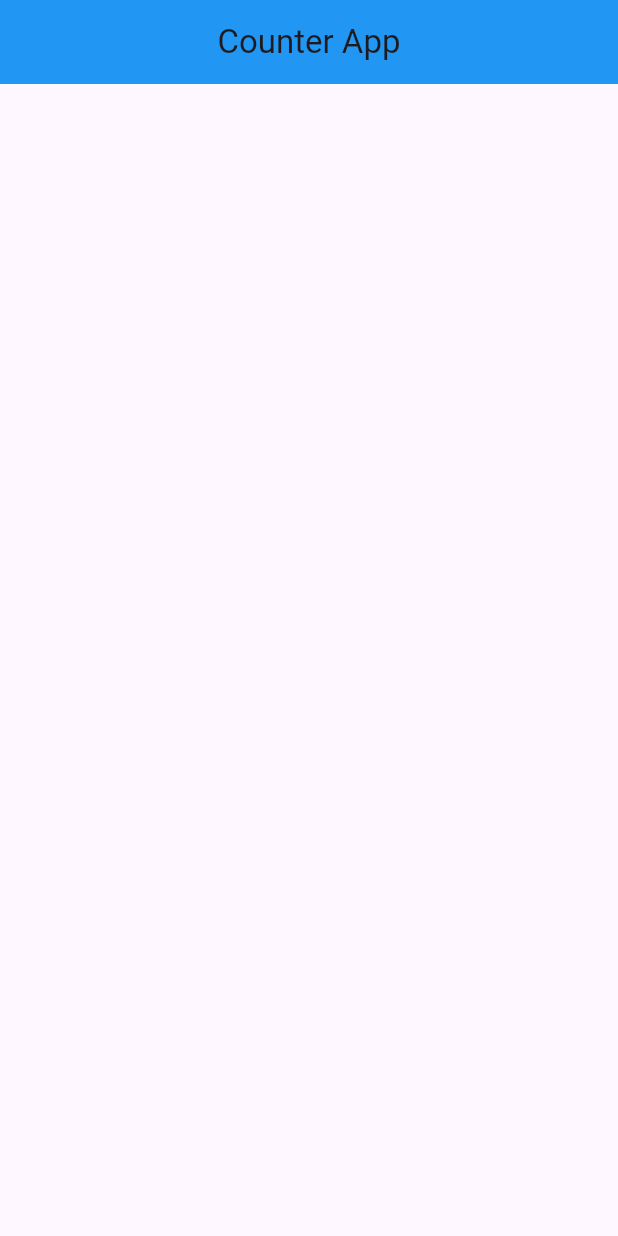
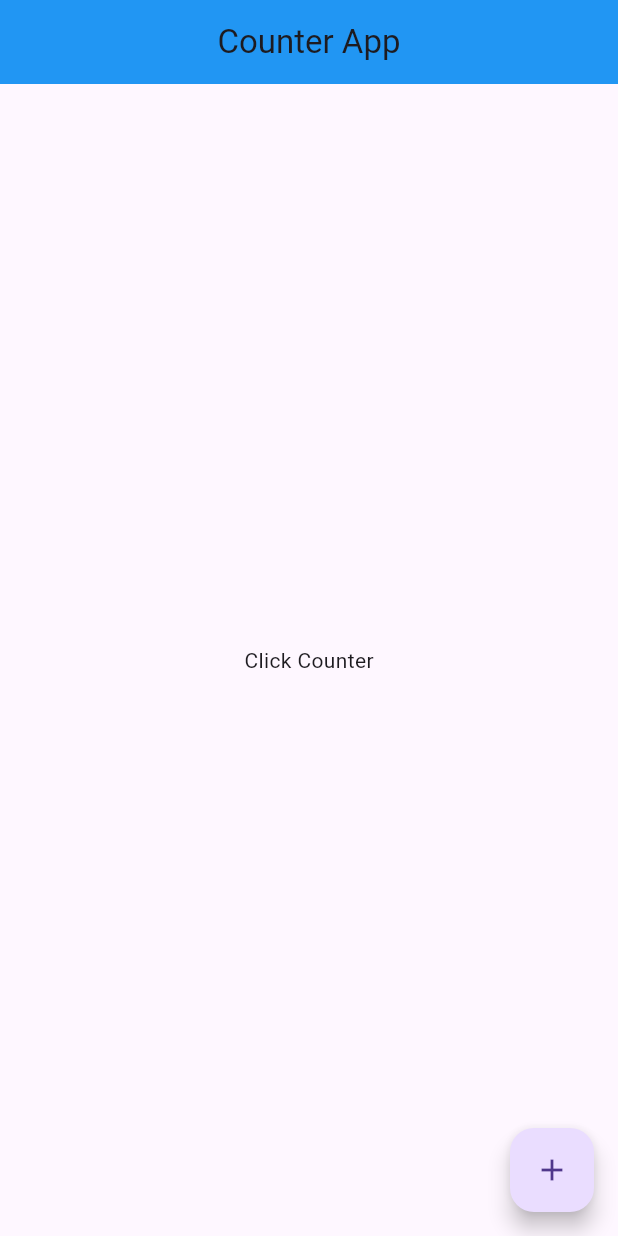
Before and after one commit to adeshgg/flutter-counter, a Flutter app: the screen it shows after launch, on a phone screen of 412 x 824 dp. Run offline on Flutter 3.47's test engine with Material 3 defaults, Android fonts, the phone set to English and light mode, and no system bars.

Commit message:
Added body and floating action button

```diff
--- a/lib/main.dart
+++ b/lib/main.dart
@@ -14,10 +14,23 @@ class MyApp extends StatelessWidget {
       debugShowCheckedModeBanner: false,
       home: Scaffold(
         appBar: AppBar(
-          title: Text("Counter App"),
+          title: const Text("Counter App"),
           backgroundColor: Colors.blue,
           centerTitle: true,
         ),
+        body: const Center(
+          child: Column(
+            mainAxisAlignment: MainAxisAlignment.center,
+            children: [
+              Text("Click Counter"),
+            ],
+          ),
+        ),
+        floatingActionButton: FloatingActionButton(
+            onPressed: () {
+              print("Add");
+            },
+            child: const Icon(Icons.add)),
       ),
     );
   }
```
